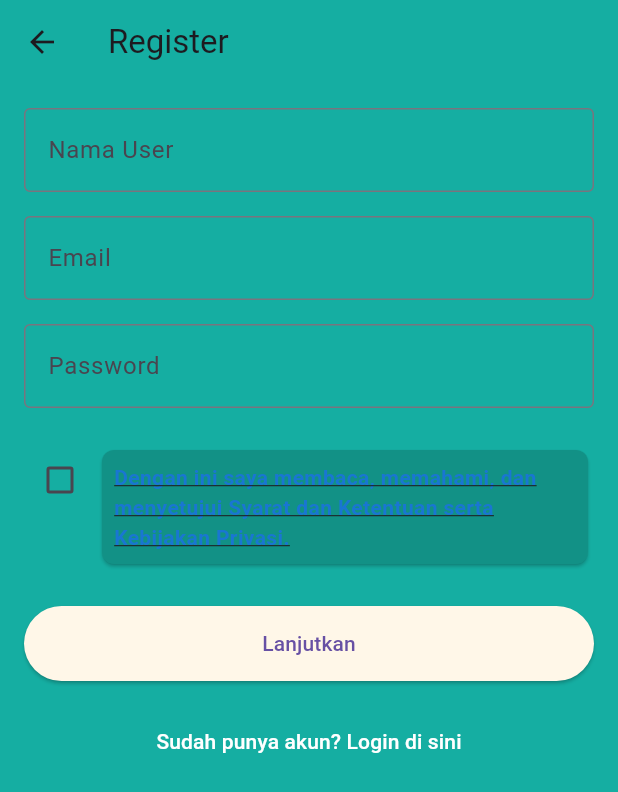
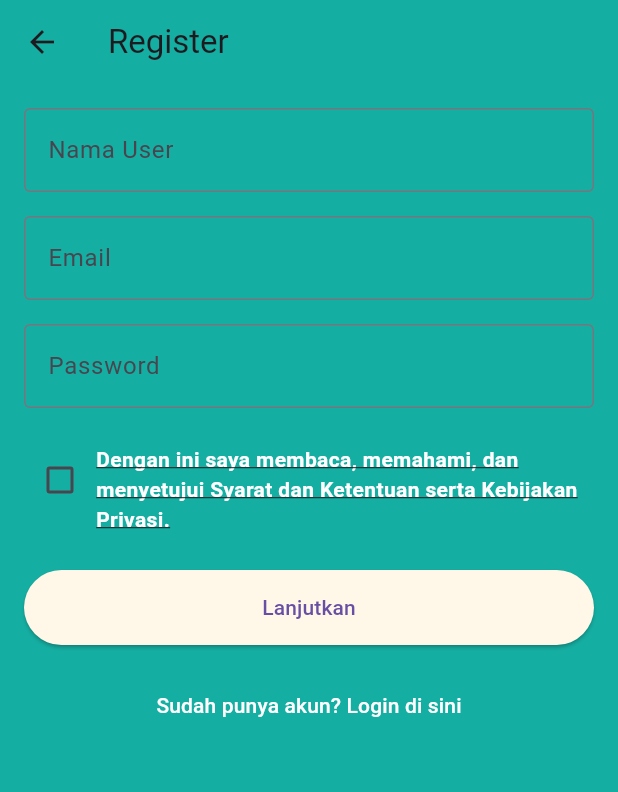
Before and after one commit to Kamiko0714/voltnesia_frontend, a Flutter app: the RegisterPage screen opened directly, on a phone screen of 412 x 824 dp. Shown: the top 792 px of the screen. Run offline on Flutter 3.47's test engine with Material 3 defaults, Android fonts, the phone set to English and light mode, and no system bars; our stand-ins replace dio, fl_chart, flutter_local_notifications, flutter_timezone, get, permission_handler and 2 more.

Commit message:
login revisi 1

```diff
--- a/lib/login/register.dart
+++ b/lib/login/register.dart
@@ -138,22 +138,13 @@ Row(
                           SnackBar(content: Text('Tampilkan Syarat dan Ketentuan')),
                         );
                       },
-        child: Card(
-          color: Color.fromARGB(255, 18, 145, 134),  // Warna latar belakang Card
-          shape: RoundedRectangleBorder(
-            borderRadius: BorderRadius.circular(8.0),
-          ),
-          child: Padding(
-            padding: const EdgeInsets.all(8.0),
                       child: Text(
                         'Dengan ini saya membaca, memahami, dan menyetujui Syarat dan Ketentuan serta Kebijakan Privasi.',
                         style: TextStyle(
                           fontSize: 14.0,
                           fontWeight: FontWeight.bold,
-                color: Colors.blue[700], // Warna teks
+                          color: Colors.white,
                           decoration: TextDecoration.underline,
-              ),
-            ),
                         ),
                       ),
                     ),
--- a/lib/main.dart
+++ b/lib/main.dart
@@ -1,6 +1,6 @@
 import 'package:flutter/material.dart';
-// import 'login/firstpage.dart';
-import 'homepage.dart';
+import 'login/firstpage.dart';
+// import 'homepage.dart';
 
 void main() {
   runApp(MyApp());
@@ -10,7 +10,7 @@ class MyApp extends StatelessWidget {
   @override
   Widget build(BuildContext context) {
     return MaterialApp(
-      home: HomePage(),
+      home: Firstpage(),
     );
   }
 }
```
Also changed, not shown: lib/login/login.dart (+20 -2 lines). Lines whose indentation alone changed are shown as unchanged.
